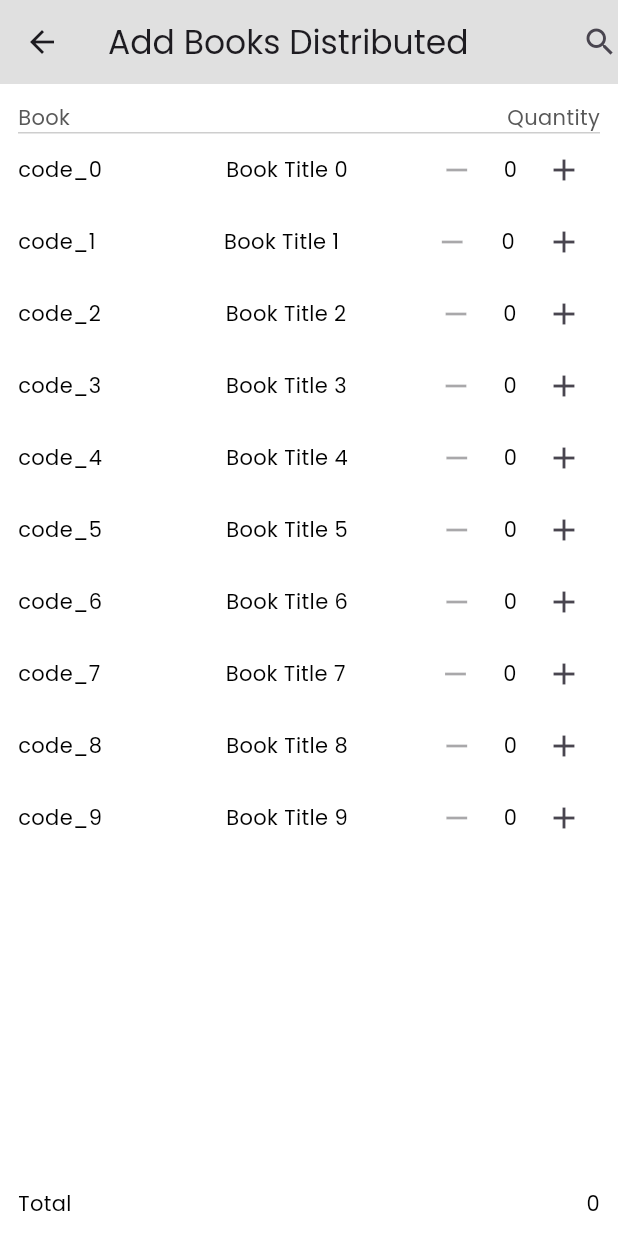
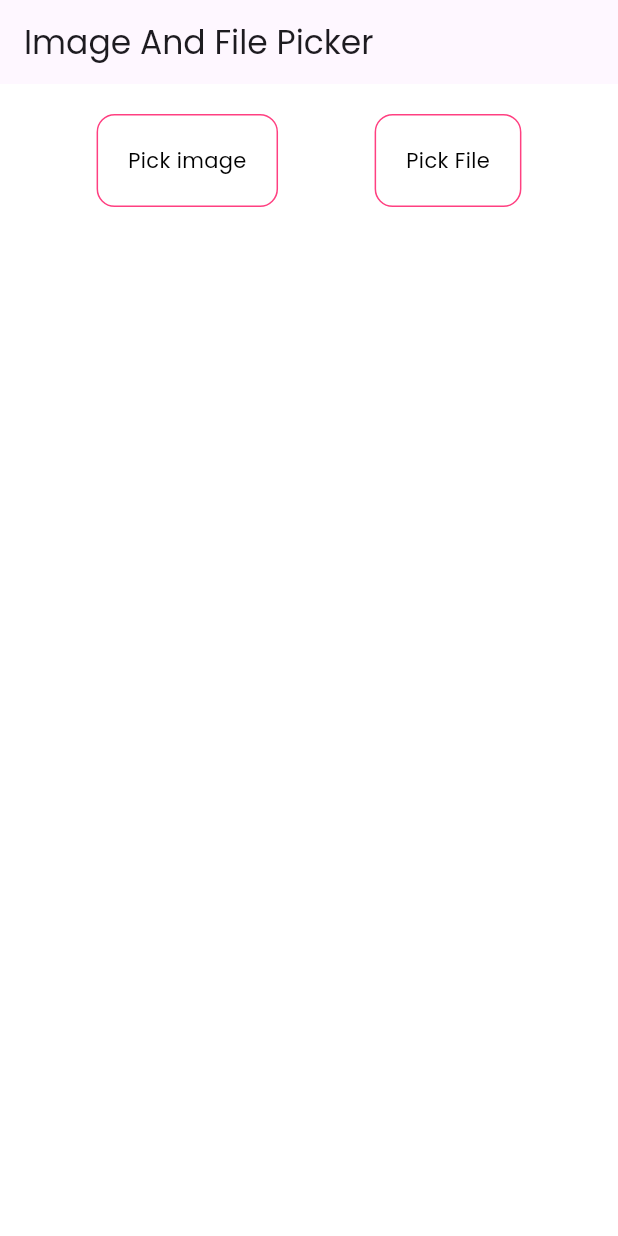
Before and after one commit to drumkiller-peter/flutter_class, a Flutter app: the screen it shows after launch, on a phone screen of 412 x 824 dp. Run offline on Flutter 3.47's test engine with Material 3 defaults, Android fonts, the phone set to English and light mode, and no system bars; our stand-ins replace bloc, equatable, file_picker, flutter_bloc, readmore.

Commit message:
Added File Picker

```diff
--- a/instagram_ui/lib/main.dart
+++ b/instagram_ui/lib/main.dart
@@ -2,8 +2,7 @@ import 'package:flutter/material.dart';
 import 'package:flutter_bloc/flutter_bloc.dart';
 import 'package:instagram_ui/configs/app_theme.dart';
 import 'package:instagram_ui/ui/common_blocs/bloc/theme_bloc.dart';
-import 'package:instagram_ui/ui/modules/add_books_distributed/add_book_distributed_page.dart';
-import 'package:instagram_ui/ui/modules/home/home_screen.dart';
+import 'package:instagram_ui/ui/modules/image_and_files/image_and_files_screen.dart';
 
 void main() {
   runApp(const MyApp());
@@ -26,9 +25,10 @@ class MyApp extends StatelessWidget {
                 state is ThemeChanged ? state.themeData : AppTheme.lightTheme,
             // darkTheme: AppTheme.darkTheme,
             title: 'Flutter Demo',
-            home: const AddDistributedBooksPage(
+            // home: const AddDistributedBooksPage(
 
-            ),
+            // ),
+            home: const ImageAndFilePickerScreen(),
           );
         },
       ),
--- /dev/null
+++ b/instagram_ui/lib/ui/modules/image_and_files/bloc/image_and_file_picker_bloc.dart
@@ -0,0 +1,39 @@
+import 'dart:developer';
+import 'dart:io';
+
+import 'package:equatable/equatable.dart';
+import 'package:file_picker/file_picker.dart';
+import 'package:flutter/material.dart';
+import 'package:flutter_bloc/flutter_bloc.dart';
+
+part 'image_and_file_picker_event.dart';
+part 'image_and_file_picker_state.dart';
+
+class ImageAndFilePickerBloc
+    extends Bloc<ImageAndFilePickerEvent, ImageAndFilePickerState> {
+  ImageAndFilePickerBloc() : super(ImageAndFilePickerInitial()) {
+    on<ImageAndFilePickUpRequested>((event, emit) async {
+      emit(ImageAndFilePickerLoadInProgress());
+      try {
+        FilePickerResult? result = await FilePicker.platform.pickFiles(
+          type: FileType.custom,
+          allowedExtensions: ['jpg', 'pdf', 'doc'],
+        );
+        if (result != null) {
+          File file = File(result.files.single.path!);
+          emit(ImageAndFilePickerFilePicked(pickedFile: file));
+        } else {
+          // User canceled the picker
+          emit(
+            ImageAndFilePickerFailure(
+                errorMessage:
+                    "Process Cancelled by user or Didnot picked any file"),
+          );
+        }
+      } catch (e) {
+        log(e.toString());
+        emit(ImageAndFilePickerFailure(errorMessage: e.toString()));
+      }
+    });
+  }
+}
--- /dev/null
+++ b/instagram_ui/lib/ui/modules/image_and_files/bloc/image_and_file_picker_event.dart
@@ -0,0 +1,6 @@
+part of 'image_and_file_picker_bloc.dart';
+
+@immutable
+sealed class ImageAndFilePickerEvent {}
+
+final class ImageAndFilePickUpRequested extends ImageAndFilePickerEvent {}
--- /dev/null
+++ b/instagram_ui/lib/ui/modules/image_and_files/bloc/image_and_file_picker_state.dart
@@ -0,0 +1,29 @@
+part of 'image_and_file_picker_bloc.dart';
+
+@immutable
+sealed class ImageAndFilePickerState extends Equatable {
+  @override
+  List<Object?> get props => [];
+}
+
+final class ImageAndFilePickerInitial extends ImageAndFilePickerState {}
+
+final class ImageAndFilePickerLoadInProgress extends ImageAndFilePickerState {}
+
+final class ImageAndFilePickerFailure extends ImageAndFilePickerState {
+  final String errorMessage;
+
+  ImageAndFilePickerFailure({required this.errorMessage});
+
+  @override
+  List<Object?> get props => [errorMessage];
+}
+
+final class ImageAndFilePickerFilePicked extends ImageAndFilePickerState {
+  final File? pickedFile;
+
+  ImageAndFilePickerFilePicked({this.pickedFile});
+
+  @override
+  List<Object?> get props => [pickedFile];
+}
--- /dev/null
+++ b/instagram_ui/lib/ui/modules/image_and_files/image_and_files_screen.dart
@@ -0,0 +1,75 @@
+import 'package:flutter/material.dart';
+import 'package:flutter_bloc/flutter_bloc.dart';
+import 'package:instagram_ui/ui/modules/image_and_files/bloc/image_and_file_picker_bloc.dart';
+
+class ImageAndFilePickerScreen extends StatelessWidget {
+  const ImageAndFilePickerScreen({super.key});
+
+  @override
+  Widget build(BuildContext context) {
+    return BlocProvider(
+      create: (_) => ImageAndFilePickerBloc(),
+      child: Scaffold(
+        appBar: AppBar(
+          title: const Text("Image And File Picker"),
+        ),
+        body: Builder(builder: (context) {
+          return Column(children: [
+            const SizedBox(
+              height: 20,
+            ),
+            Row(
+              mainAxisAlignment: MainAxisAlignment.spaceEvenly,
+              children: [
+                InkWell(
+                  onTap: () {
+                    context
+                        .read<ImageAndFilePickerBloc>()
+                        .add(ImageAndFilePickUpRequested());
+                  },
+                  child: Container(
+                    padding: const EdgeInsets.all(20),
+                    decoration: BoxDecoration(
+                      border: Border.all(color: Colors.pinkAccent),
+                      borderRadius: BorderRadius.circular(12),
+                    ),
+                    child: const Text("Pick image"),
+                  ),
+                ),
+                InkWell(
+                  onTap: () {},
+                  child: Container(
+                    padding: const EdgeInsets.all(20),
+                    decoration: BoxDecoration(
+                      border: Border.all(color: Colors.pinkAccent),
+                      borderRadius: BorderRadius.circular(12),
+                    ),
+                    child: const Text("Pick File"),
+                  ),
+                ),
+              ],
+            ),
+            BlocBuilder<ImageAndFilePickerBloc, ImageAndFilePickerState>(
+              builder: (context, state) {
+                if (state is ImageAndFilePickerFilePicked) {
+                  return Image.file(state.pickedFile!);
+                } else if (state is ImageAndFilePickerLoadInProgress) {
+                  return const Center(
+                    child: CircularProgressIndicator(),
+                  );
+                } else if (state is ImageAndFilePickerFailure) {
+                  return Padding(
+                    padding: const EdgeInsets.all(24.0),
+                    child: Text(state.errorMessage),
+                  );
+                } else {
+                  return const SizedBox.shrink();
+                }
+              },
+            )
+          ]);
+        }),
+      ),
+    );
+  }
+}
--- a/instagram_ui/pubspec.yaml
+++ b/instagram_ui/pubspec.yaml
@@ -38,6 +38,7 @@ dependencies:
   readmore: ^2.2.0
   flutter_bloc: ^8.1.3
   equatable: ^2.0.5
+  file_picker: ^6.1.1
 
 dev_dependencies:
   flutter_test:
```
Also changed, not shown: instagram_ui/pubspec.lock, 10 other files.
